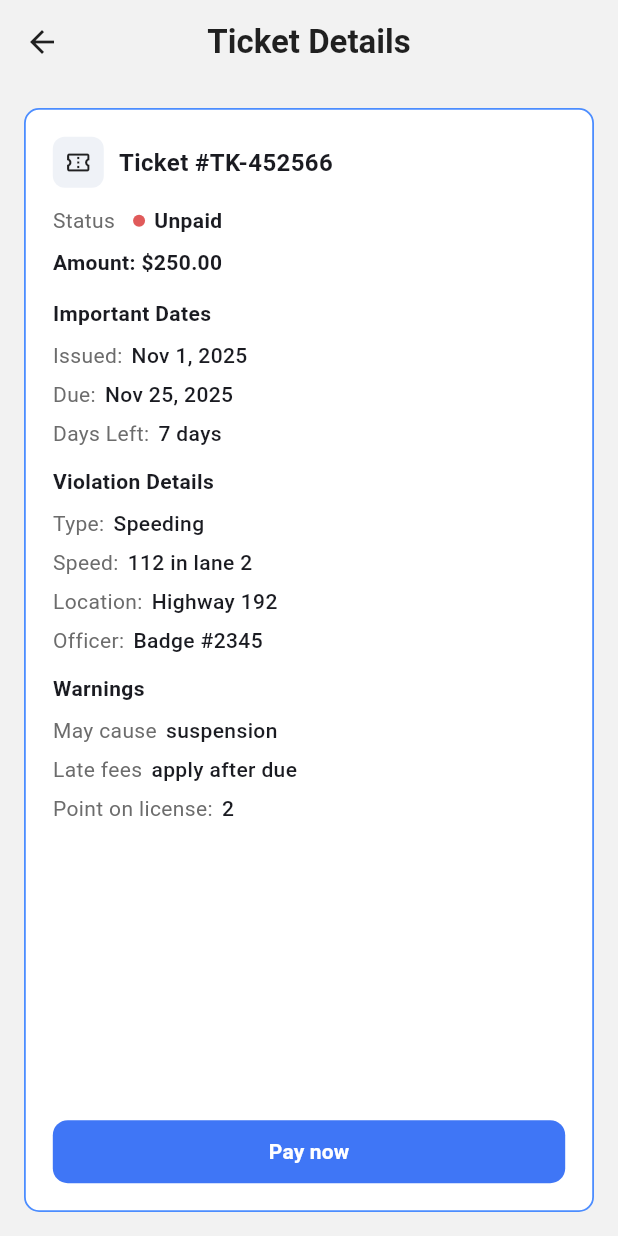
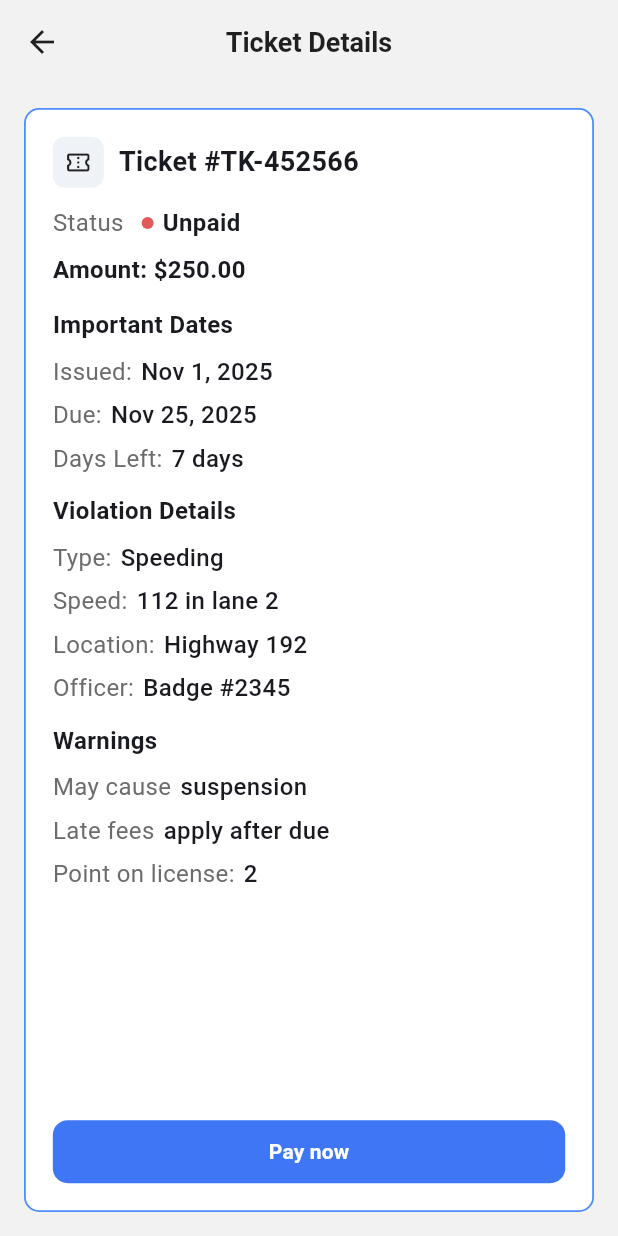
Before and after one commit to MKhalidHossain/bighustle, a Flutter app: the TicketDetailsScreen screen opened by its route, on a phone screen of 412 x 824 dp. Run offline on Flutter 3.47's test engine with Material 3 defaults, Android fonts, the phone set to English and light mode, and no system bars; our stand-ins replace dartz, dio, flutter_secure_storage, get, image_picker, socket_io_client and 1 more; accounts and stored records are empty.

Commit message:
fix up font size

```diff
--- a/lib/moduls/ticket/presentation/screen/ticket_details_screen.dart
+++ b/lib/moduls/ticket/presentation/screen/ticket_details_screen.dart
@@ -17,7 +17,11 @@ class TicketDetailsScreen extends StatelessWidget {
         leading: const BackButton(color: Colors.black87),
         title: const Text(
           'Ticket Details',
-          style: TextStyle(color: Colors.black87, fontWeight: FontWeight.w600),
+          style: TextStyle(
+            color: Colors.black87,
+            fontWeight: FontWeight.w600,
+            fontSize: 18,
+          ),
         ),
       ),
       body: Padding(
@@ -46,14 +50,17 @@ class TicketDetailsScreen extends StatelessWidget {
                   const SizedBox(width: 10),
                   const Text(
                     'Ticket #TK-452566',
-                    style: TextStyle(fontWeight: FontWeight.w600, fontSize: 16),
+                    style: TextStyle(fontWeight: FontWeight.w600, fontSize: 18),
                   ),
                 ],
               ),
               const SizedBox(height: 12),
               Row(
                 children: [
-                  const Text('Status', style: TextStyle(color: Color(0xFF6C6C6C))),
+                  const Text(
+                    'Status',
+                    style: TextStyle(color: Color(0xFF6C6C6C), fontSize: 16),
+                  ),
                   const SizedBox(width: 12),
                   Container(
                     width: 8,
@@ -66,19 +73,19 @@ class TicketDetailsScreen extends StatelessWidget {
                   const SizedBox(width: 6),
                   const Text(
                     'Unpaid',
-                    style: TextStyle(fontWeight: FontWeight.w600),
+                    style: TextStyle(fontWeight: FontWeight.w600, fontSize: 16),
                   ),
                 ],
               ),
               const SizedBox(height: 8),
               const Text(
                 'Amount: \$250.00',
-                style: TextStyle(fontWeight: FontWeight.w600),
+                style: TextStyle(fontWeight: FontWeight.w600, fontSize: 16),
               ),
               const SizedBox(height: 14),
               const Text(
                 'Important Dates',
-                style: TextStyle(fontWeight: FontWeight.w600),
+                style: TextStyle(fontWeight: FontWeight.w600, fontSize: 16),
               ),
               const SizedBox(height: 8),
               const _DetailLine(label: 'Issued:', value: 'Nov 1, 2025'),
@@ -89,7 +96,7 @@ class TicketDetailsScreen extends StatelessWidget {
               const SizedBox(height: 12),
               const Text(
                 'Violation Details',
-                style: TextStyle(fontWeight: FontWeight.w600),
+                style: TextStyle(fontWeight: FontWeight.w600, fontSize: 16),
               ),
               const SizedBox(height: 8),
               const _DetailLine(label: 'Type:', value: 'Speeding'),
@@ -102,7 +109,7 @@ class TicketDetailsScreen extends StatelessWidget {
               const SizedBox(height: 12),
               const Text(
                 'Warnings',
-                style: TextStyle(fontWeight: FontWeight.w600),
+                style: TextStyle(fontWeight: FontWeight.w600, fontSize: 16),
               ),
               const SizedBox(height: 8),
               const _DetailLine(label: 'May cause', value: 'suspension'),
@@ -143,12 +150,12 @@ class _DetailLine extends StatelessWidget {
       children: [
         Text(
           label,
-          style: const TextStyle(color: Color(0xFF6C6C6C)),
+          style: const TextStyle(color: Color(0xFF6C6C6C), fontSize: 16),
         ),
         const SizedBox(width: 6),
         Text(
           value,
-          style: const TextStyle(fontWeight: FontWeight.w500),
+          style: const TextStyle(fontWeight: FontWeight.w500, fontSize: 16),
         ),
       ],
     );
```
